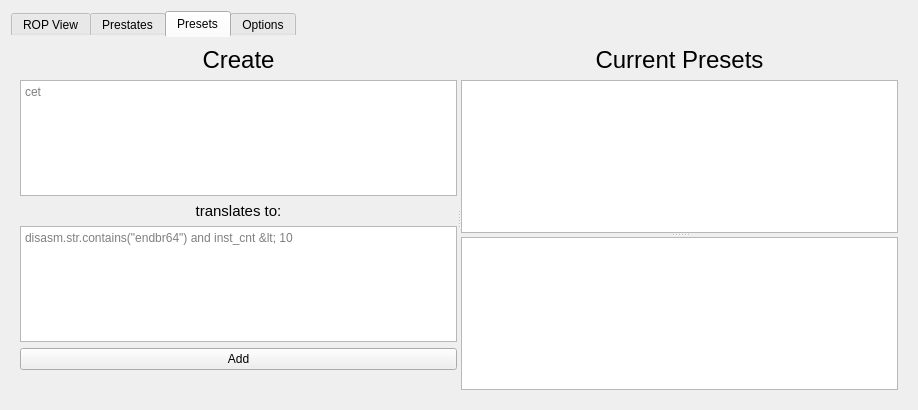
The window that modules/ui/mainwindow.ui (elbee-cyber/RopView) describes before a commit, drawn with Qt 5.
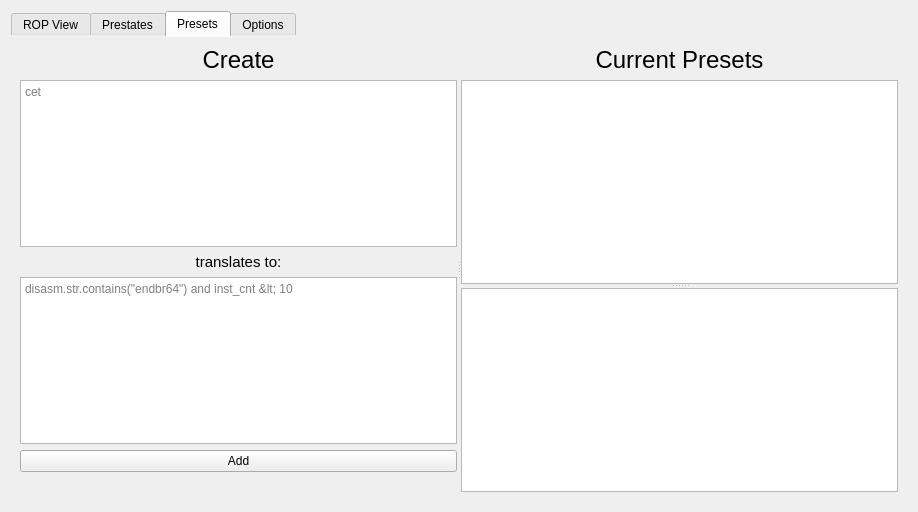
The same window after the commit. The open tabs and pages were chosen to show the change.

Commit message: Add preset management to RopView; update SearchFilter and constants for preset integration

```diff
--- a/modules/ui/mainwindow.ui
+++ b/modules/ui/mainwindow.ui
@@ -7,7 +7,7 @@
     <x>0</x>
     <y>0</y>
     <width>918</width>
-    <height>410</height>
+    <height>512</height>
    </rect>
   </property>
   <property name="focusPolicy">
@@ -1715,8 +1715,8 @@
              <property name="orientation">
               <enum>Qt::Vertical</enum>
              </property>
-             <widget class="QListView" name="keyView"/>
-             <widget class="QListView" name="defView"/>
+             <widget class="QListWidget" name="keyView"/>
+             <widget class="QListWidget" name="defView"/>
             </widget>
            </item>
           </layout>
```
The commit also changes 5 other files.
